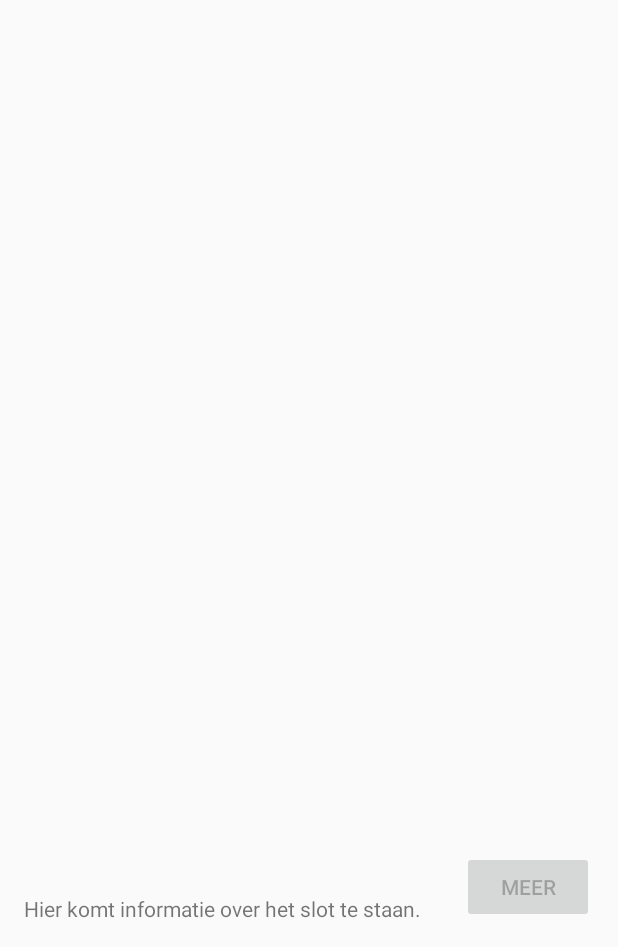
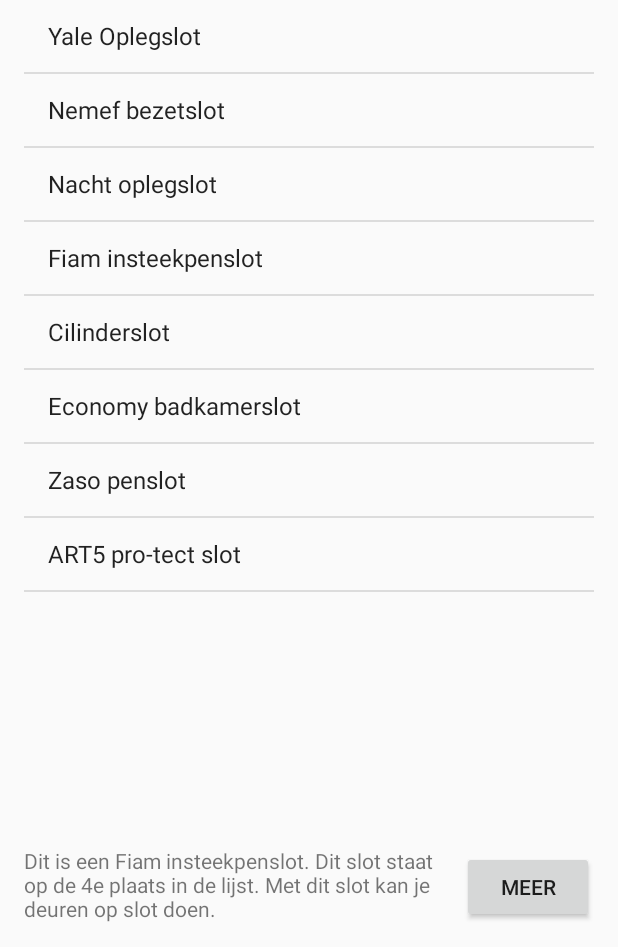
Before and after one commit to Marinosbitter/De-Sleutelaar, an Android app: the screen it shows after launch (MainActivity), in the options menu, after a tap on "Settings", on a phone screen of 412 x 824 dp, the part 289-1236 px from its top. Run offline under Robolectric (Android 15) with nearby library versions, the phone set to English and light mode, and no system bars.

Commit message:
Layout Mainactivity toegevoegd.

```diff
--- a/app/src/main/java/nl/hsleiden/imtpmd/desleutelaar/LockInfoActivity.java
+++ b/app/src/main/java/nl/hsleiden/imtpmd/desleutelaar/LockInfoActivity.java
@@ -1,7 +1,9 @@
 package nl.hsleiden.imtpmd.desleutelaar;
 
+import android.content.Intent;
 import android.support.v7.app.AppCompatActivity;
 import android.os.Bundle;
+import android.util.Log;
 import android.view.Menu;
 import android.view.MenuItem;
 
@@ -10,7 +12,9 @@
     @Override
     protected void onCreate(Bundle savedInstanceState) {
         super.onCreate(savedInstanceState);
-        setContentView(R.layout.activity_lock_info);
+        Intent intent = getIntent();
+        String lockValue = intent.getStringExtra(MainActivity.EXTRA_MESSAGE);
+        Log.d("lock nummer", lockValue);
     }
 
     @Override
--- a/app/src/main/java/nl/hsleiden/imtpmd/desleutelaar/MainActivity.java
+++ b/app/src/main/java/nl/hsleiden/imtpmd/desleutelaar/MainActivity.java
@@ -1,6 +1,7 @@
 package nl.hsleiden.imtpmd.desleutelaar;
 
 import android.content.ContentValues;
+import android.content.Intent;
 import android.database.Cursor;
 import android.provider.BaseColumns;
 import android.support.v7.app.AppCompatActivity;
@@ -8,6 +9,12 @@
 import android.util.Log;
 import android.view.Menu;
 import android.view.MenuItem;
+import android.view.View;
+import android.widget.AdapterView;
+import android.widget.ArrayAdapter;
+import android.widget.Button;
+import android.widget.ListView;
+import android.widget.TextView;
 
 import com.google.gson.Gson;
 
@@ -15,6 +22,13 @@
 import nl.hsleiden.imtpmd.desleutelaar.database.DatabaseInfo;
 
 public class MainActivity extends AppCompatActivity {
+
+    ListView listView;
+    // ListView Clicked item index
+    int itemPosition;
+    public final static String EXTRA_MESSAGE = "com.mycompany.myfirstapp.MESSAGE";
+    // ListView Clicked item value
+    String itemValue;
 
     @Override
     protected void onCreate(Bundle savedInstanceState) {
@@ -65,6 +79,69 @@
         Log.d("Marijn_Lock 2", "info :" + info);
         Log.d("Marijn_Lock 2", "infoEx :" + infoEx);
         Log.d("Marijn_Lock 2", "prize :" + prize);
+
+
+
+
+        // Get ListView object from xml
+        listView = (ListView) findViewById(R.id.list);
+
+        // Defined Array values to show in ListView
+        String[] values = new String[]{
+                "Yale Oplegslot",
+                "Nemef bezetslot",
+                "Nacht oplegslot",
+                "Fiam insteekpenslot",
+                "Cilinderslot",
+                "Economy badkamerslot",
+                "Zaso penslot",
+                "ART5 pro-tect slot"
+        };
+
+        // Define a new Adapter
+        // First parameter - Context
+        // Second parameter - Layout for the row
+        // Third parameter - ID of the TextView to which the data is written
+        // Forth - the Array of data
+
+
+
+        ArrayAdapter<String> adapter = new ArrayAdapter<String>(this,
+                android.R.layout.simple_list_item_1, android.R.id.text1, values);
+
+
+        // Assign adapter to ListView
+        listView.setAdapter(adapter);
+
+        // ListView Item Click Listener
+        listView.setOnItemClickListener(new AdapterView.OnItemClickListener() {
+
+            @Override
+            public void onItemClick(AdapterView<?> parent, View view,
+                                    int position, long id) {
+
+                // ListView Clicked item index
+                itemPosition = position + 1;
+
+                // ListView Clicked item value
+                itemValue = (String) listView.getItemAtPosition(position);
+
+                TextView newtext = (TextView) findViewById(R.id.lockInfoField);
+                newtext.setText("Dit is een " + itemValue + ". Dit slot staat op de " + itemPosition + "e plaats in de lijst. Met dit slot kan je deuren op slot doen.");
+
+                Button btn = (Button) findViewById(R.id.moreInfoButton);
+                btn.setEnabled(true);
+                btn.setClickable(true);
+            }
+
+        });
+    }
+
+    public void openMeerInfo(View view) {
+        Log.d("De meer knop", "is succesvol ingedrukt!");
+        Intent intent = new Intent(this, LockInfoActivity.class);
+        intent.putExtra(EXTRA_MESSAGE, itemValue);
+        startActivity(intent);
     }
 
     @Override
@@ -87,5 +164,7 @@
         }
 
         return super.onOptionsItemSelected(item);
+
     }
+
 }
--- a/app/src/main/res/layout/activity_main.xml
+++ b/app/src/main/res/layout/activity_main.xml
@@ -1,3 +1,4 @@
+<?xml version="1.0" encoding="utf-8"?>
 <RelativeLayout xmlns:android="http://schemas.android.com/apk/res/android"
     xmlns:tools="http://schemas.android.com/tools" android:layout_width="match_parent"
     android:layout_height="match_parent" android:paddingLeft="@dimen/activity_horizontal_margin"
```
